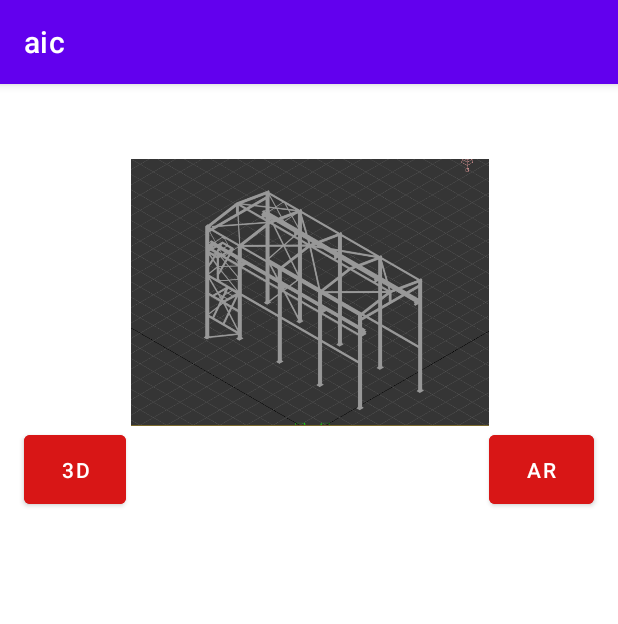
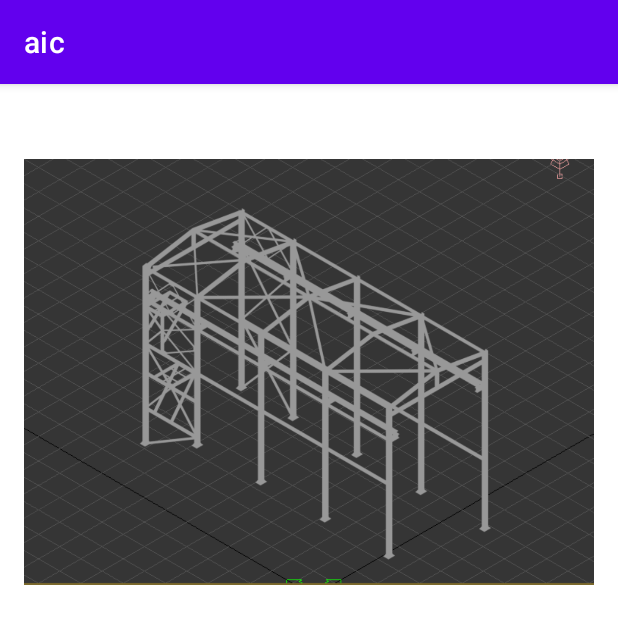
Before and after one commit to Ab0Amin/aic_AR, an Android app: the projects screen opened directly, with no data from a screen before it, on a phone screen of 412 x 824 dp. Shown: the top 624 px of the screen. Run offline under Robolectric (Android 15) with nearby library versions, the phone set to English and light mode, and no system bars.

Commit message:
combine 3d and ar in one screen

```diff
--- a/app/src/main/AndroidManifest.xml
+++ b/app/src/main/AndroidManifest.xml
@@ -23,7 +23,6 @@
             android:usesCleartextTraffic="true"
             tools:ignore="GoogleAppIndexingWarning">
         <activity android:name=".activitiesCode.projects">
-
             <intent-filter>
                 <action android:name="android.intent.action.MAIN"/>
 
--- a/app/src/main/java/com/example/aic/activitiesCode/projects.java
+++ b/app/src/main/java/com/example/aic/activitiesCode/projects.java
@@ -25,4 +25,8 @@ public class projects extends AppCompatActivity {
         startActivity(in);
 
     }
+
+    public void view3d(View view) {
+
+    }
 }
--- a/app/src/main/res/layout/activity_projects.xml
+++ b/app/src/main/res/layout/activity_projects.xml
@@ -8,14 +8,15 @@
         tools:context=".activitiesCode.projects">
 
     <ImageView
-            android:layout_width="425dp"
-            android:layout_height="178dp" tools:srcCompat="@drawable/buliding"
+            android:layout_width="0dp"
+            android:layout_height="wrap_content" tools:srcCompat="@drawable/buliding"
             android:id="@+id/imageView"
             app:layout_constraintStart_toStartOf="parent"
             app:layout_constraintTop_toTopOf="parent"
             app:layout_constraintEnd_toEndOf="parent"
             android:layout_marginEnd="16dp" android:layout_marginStart="16dp" android:layout_marginTop="50dp"
-            app:srcCompat="@drawable/buliding" android:scaleType="centerInside"/>
+            app:srcCompat="@drawable/buliding" android:scaleType="fitStart"
+            android:onClick="_3d"/>
     <Button
             android:text="3D"
             android:layout_width="68dp"
@@ -23,7 +24,7 @@
             android:id="@+id/button2" app:layout_constraintStart_toStartOf="parent"
             android:layout_marginStart="16dp"
             android:backgroundTint="#D81616" android:onClick="_3d"
-            app:layout_constraintTop_toBottomOf="@+id/imageView"/>
+            app:layout_constraintTop_toBottomOf="@+id/imageView" android:visibility="invisible"/>
     <Button
             android:text="AR"
             android:layout_width="70dp"
@@ -32,5 +33,5 @@
             app:layout_constraintEnd_toEndOf="parent"
             android:layout_marginEnd="16dp"
             android:backgroundTint="#D81616" android:onClick="AR"
-            app:layout_constraintTop_toBottomOf="@+id/imageView"/>
+            app:layout_constraintTop_toBottomOf="@+id/imageView" android:visibility="invisible"/>
 </androidx.constraintlayout.widget.ConstraintLayout>
```
Also changed, not shown: app/src/main/java/com/example/aic/activitiesCode/_3D_objectViewer.java (+19 -130 lines), app/src/main/res/layout/activity__3_d_object_viewer.xml (+14 -7 lines).
